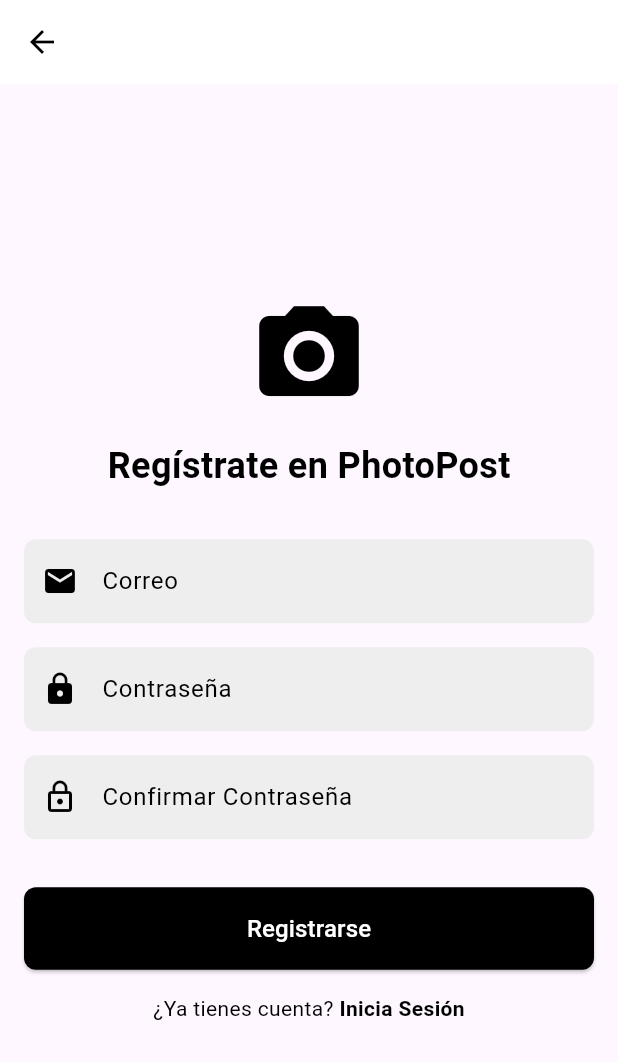
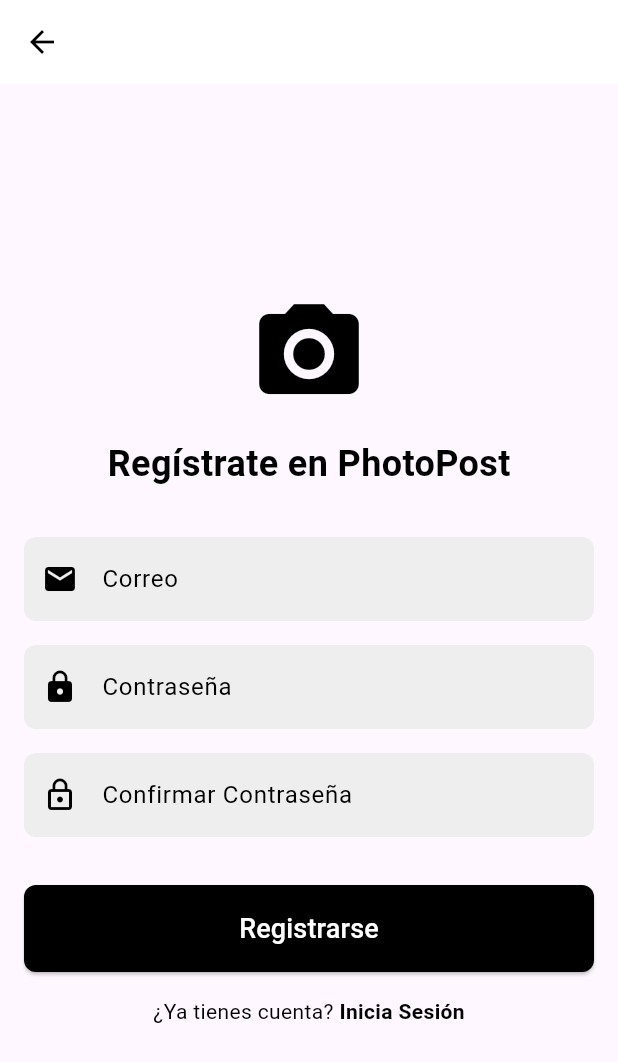
Before and after one commit to EndlessGG/PhotoPost, a Flutter app: the RegisterView screen opened directly, on a phone screen of 412 x 824 dp. Shown: the top 1062 px of the screen. Run offline on Flutter 3.47's test engine with Material 3 defaults, Android fonts, the phone set to English and light mode, and no system bars; our stand-ins replace image_picker, pdf, permission_handler, sqflite; accounts and stored records are empty.

Commit message:
modificaciones en los archivos de registro e inicio de sesion

```diff
--- a/frontend/lib/view/login/login.dart
+++ b/frontend/lib/view/login/login.dart
@@ -89,7 +89,7 @@ class LoginView extends StatelessWidget {
                 mainAxisAlignment: MainAxisAlignment.center,
                 children: [
                   Text(
-                    '¿No tienes cuenta?',
+                    '¿ No tienes cuenta ?',
                     style: TextStyle(fontSize: 16),
                   ),
                   SizedBox(width: 5),
--- a/frontend/lib/view/register/register.dart
+++ b/frontend/lib/view/register/register.dart
@@ -37,7 +37,7 @@ class RegisterView extends StatelessWidget {
                     prefixIcon: Icon(Icons.email, color: Colors.black),
                     labelText: 'Correo',
                     filled: true,
-                    fillColor: Color(0xFFEEEEEE),
+                    fillColor: Colors.grey[200],
                     border: OutlineInputBorder(
                       borderRadius: BorderRadius.circular(8.0),
                       borderSide: BorderSide.none,
@@ -52,7 +52,7 @@ class RegisterView extends StatelessWidget {
                     prefixIcon: Icon(Icons.lock, color: Colors.black),
                     labelText: 'Contraseña',
                     filled: true,
-                    fillColor: Color(0xFFEEEEEE),
+                    fillColor: Colors.grey[200],
                     border: OutlineInputBorder(
                       borderRadius: BorderRadius.circular(8.0),
                       borderSide: BorderSide.none,
@@ -67,7 +67,7 @@ class RegisterView extends StatelessWidget {
                     prefixIcon: Icon(Icons.lock_outline, color: Colors.black),
                     labelText: 'Confirmar Contraseña',
                     filled: true,
-                    fillColor: Color(0xFFEEEEEE),
+                    fillColor: Colors.grey[200],
                     border: OutlineInputBorder(
                       borderRadius: BorderRadius.circular(8.0),
                       borderSide: BorderSide.none,
@@ -91,7 +91,7 @@ class RegisterView extends StatelessWidget {
                     ),
                     child: Text(
                       'Registrarse',
-                      style: TextStyle(fontSize: 16.0, color: Colors.white),
+                      style: TextStyle(fontSize: 18.0, color: Colors.white),
                     ),
                   ),
                 ),
```
